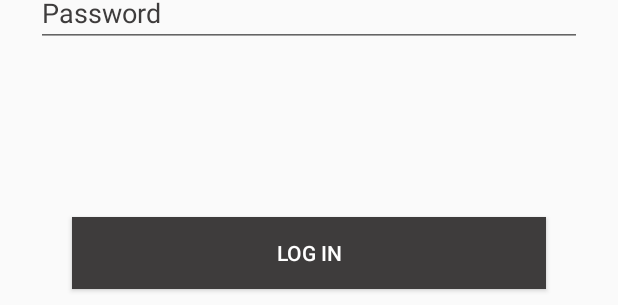
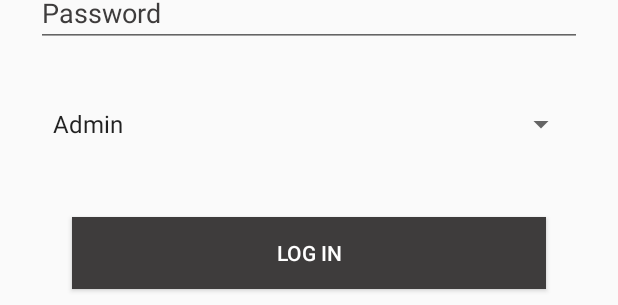
Before and after one commit to safanaqumar/Teddy_App, an Android app: the layout activity_login.xml on its own in the app's theme, with its tools: preview values and no code run, on a phone screen of 412 x 824 dp. Shown: the part 245-550 px from the top of the screen. Run offline under Robolectric (Android 15) with nearby library versions, the phone set to English and light mode, and no system bars.

Commit message:
user login activity

```diff
--- a/app/src/main/java/com/example/teddyapp/AddUser.java
+++ b/app/src/main/java/com/example/teddyapp/AddUser.java
@@ -69,13 +69,14 @@ public class AddUser extends AppCompatActivity {
 
 
         ArrayAdapter<String> spinadapter1 = new ArrayAdapter<>(AddUser.this, android.R.layout.simple_list_item_1, getResources().getStringArray(R.array.positions));
-        spinadapter.setDropDownViewResource(android.R.layout.simple_spinner_dropdown_item);
+        spinadapter1.setDropDownViewResource(android.R.layout.simple_spinner_dropdown_item);
         UserPosition.setAdapter(spinadapter1);
 
         registerButton.setOnClickListener(new View.OnClickListener() {
             @Override
             public void onClick(View view) {
                 final String USERNAME = UserName.getText().toString();
+
                 final String USEREMAIL = UserEmail.getText().toString();
                 final String USERCONTACT = UserContact.getText().toString();
                 final String USERADDRESS = UserAddress.getText().toString();
@@ -130,6 +131,7 @@ public class AddUser extends AppCompatActivity {
                 {
                     if (check == 1) {
                         Admin adminuser = new Admin(USERNAME,
+                                USERPASS,
                                 USERGENDER,
                                 USEREMAIL,
                                 USERCONTACT,
@@ -157,6 +159,7 @@ public class AddUser extends AppCompatActivity {
 
                     } else if (check == 3) {
                         Compilance compilanceuser = new Compilance(USERNAME,
+                                USERPASS,
                                 USERGENDER,
                                 USEREMAIL,
                                 USERCONTACT,
@@ -183,6 +186,7 @@ public class AddUser extends AppCompatActivity {
                         });
                     } else if (check == 2) {
                         Technical technicaluser = new Technical(USERNAME,
+                                USERPASS,
                                 USERGENDER,
                                 USEREMAIL,
                                 USERCONTACT,
--- a/app/src/main/res/layout/activity_login.xml
+++ b/app/src/main/res/layout/activity_login.xml
@@ -45,6 +45,27 @@
         app:layout_constraintStart_toStartOf="parent"
         app:layout_constraintTop_toBottomOf="@+id/username" />
 
+    <com.google.android.material.textfield.TextInputLayout
+        android:id="@+id/pos"
+        android:layout_width="357dp"
+        android:layout_height="42dp"
+        android:layout_below="@+id/contact"
+
+        app:layout_constraintBottom_toTopOf="@+id/login"
+        app:layout_constraintEnd_toEndOf="parent"
+        app:layout_constraintStart_toStartOf="parent"
+        app:layout_constraintTop_toBottomOf="@+id/password"
+        app:layout_constraintVertical_bias="0.549">
+
+        <Spinner
+            android:id="@+id/loginuser_position"
+            android:layout_width="match_parent"
+            android:layout_height="wrap_content"
+
+            android:entries="@array/positions"
+            android:selectAllOnFocus="true" />
+    </com.google.android.material.textfield.TextInputLayout>
+
     <Button
         android:id="@+id/login"
         android:layout_width="match_parent"
```
Also changed, not shown: app/src/main/java/com/example/teddyapp/UpdateUser.java (+1 -41 lines), app/src/main/java/com/example/teddyapp/login_activity.java (+75 -36 lines), app/src/main/java/com/example/teddyapp/usersdatabase/Admin.java (+12 -2 lines), app/src/main/java/com/example/teddyapp/usersdatabase/Compilance.java (+13 -3 lines), app/src/main/java/com/example/teddyapp/usersdatabase/Technical.java (+11 -2 lines).
